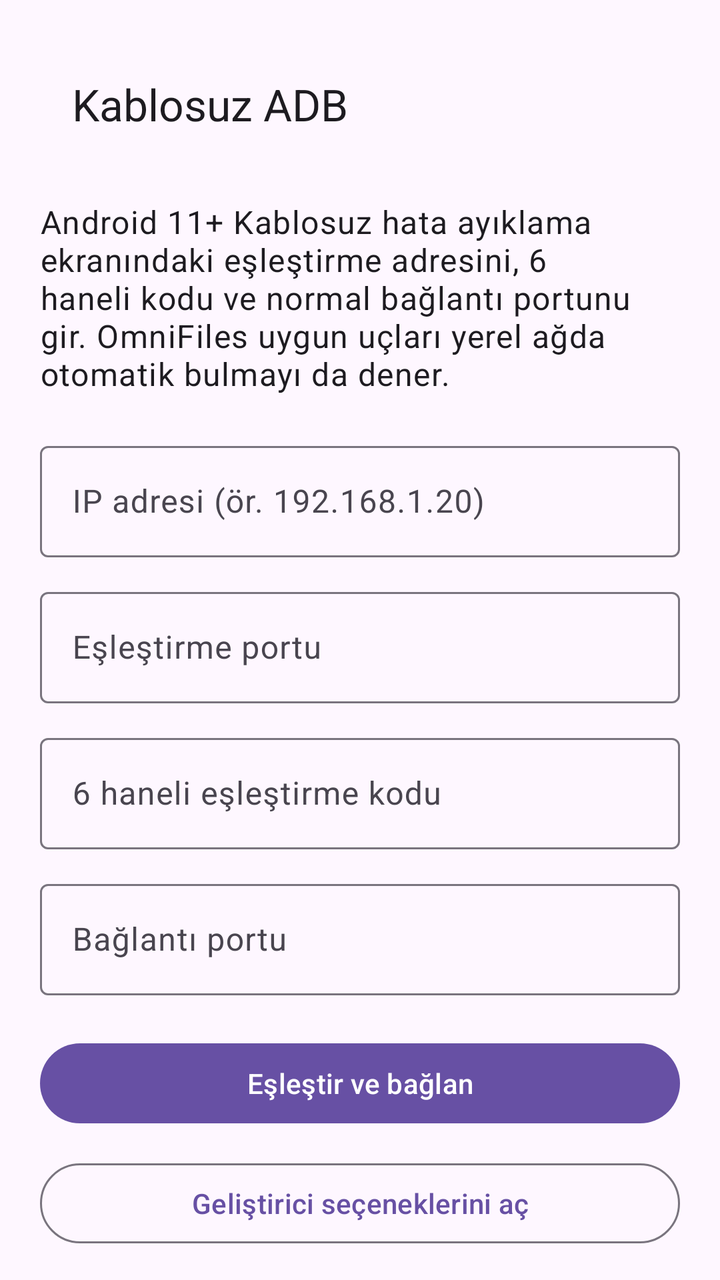
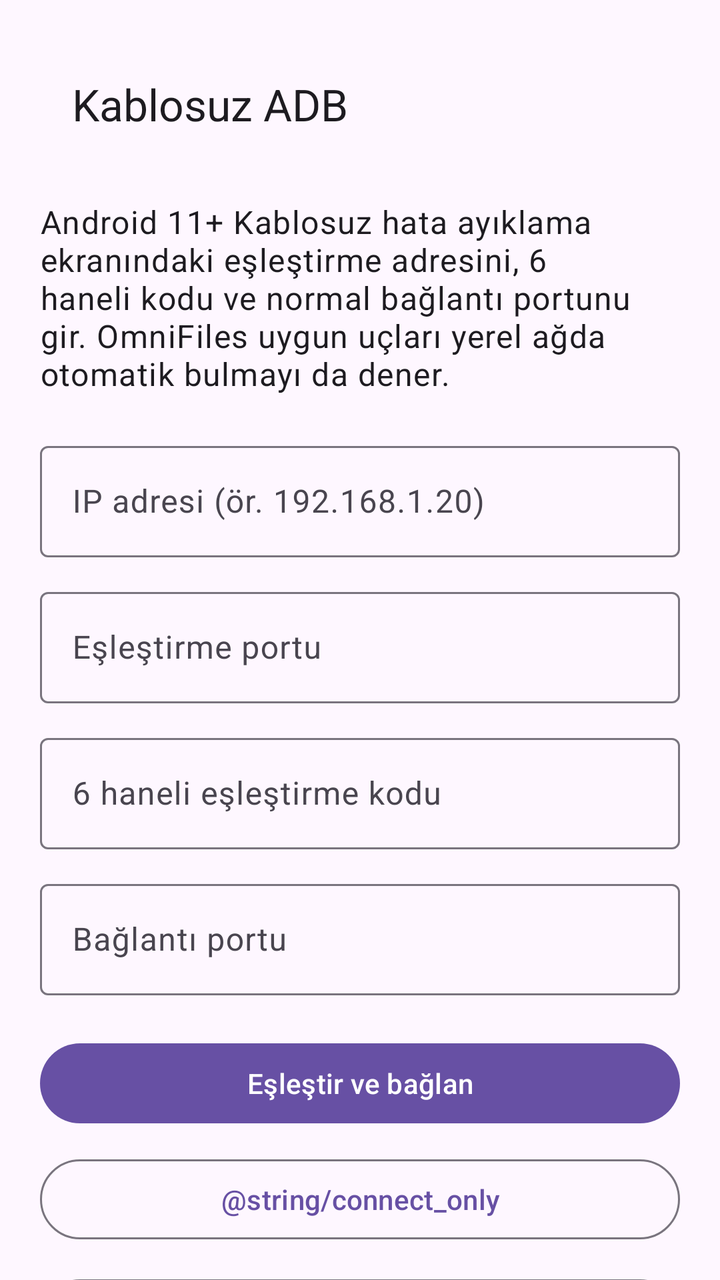

An Android layout rendered at two revisions. The XML below is the earlier revision; the diff shows what the commit changed to produce the second picture.
<!-- AndroidManifest.xml: application theme Theme.OmniFiles -->
<!-- res/layout/activity_adb_pairing.xml -->
<?xml version="1.0" encoding="utf-8"?>
<androidx.core.widget.NestedScrollView xmlns:android="http://schemas.android.com/apk/res/android"
    xmlns:app="http://schemas.android.com/apk/res-auto"
    android:id="@+id/root"
    android:layout_width="match_parent"
    android:layout_height="match_parent"
    android:clipToPadding="false">

    <LinearLayout
        android:layout_width="match_parent"
        android:layout_height="wrap_content"
        android:orientation="vertical"
        android:padding="20dp">

        <com.google.android.material.appbar.MaterialToolbar
            android:id="@+id/toolbar"
            android:layout_width="match_parent"
            android:layout_height="wrap_content"
            app:title="@string/adb_title" />

        <TextView
            android:layout_width="match_parent"
            android:layout_height="wrap_content"
            android:layout_marginTop="16dp"
            android:text="@string/adb_help"
            android:textAppearance="?attr/textAppearanceBodyLarge" />

        <com.google.android.material.textfield.TextInputLayout
            android:layout_width="match_parent"
            android:layout_height="wrap_content"
            android:layout_marginTop="20dp"
            android:hint="@string/host_hint">
            <com.google.android.material.textfield.TextInputEditText
                android:id="@+id/hostInput"
                android:layout_width="match_parent"
                android:layout_height="wrap_content"
                android:inputType="textUri" />
        </com.google.android.material.textfield.TextInputLayout>

        <com.google.android.material.textfield.TextInputLayout
            android:layout_width="match_parent"
            android:layout_height="wrap_content"
            android:layout_marginTop="12dp"
            android:hint="@string/pair_port_hint">
            <com.google.android.material.textfield.TextInputEditText
                android:id="@+id/pairPortInput"
                android:layout_width="match_parent"
                android:layout_height="wrap_content"
                android:inputType="number" />
        </com.google.android.material.textfield.TextInputLayout>

        <com.google.android.material.textfield.TextInputLayout
            android:layout_width="match_parent"
            android:layout_height="wrap_content"
            android:layout_marginTop="12dp"
            android:hint="@string/pair_code_hint">
            <com.google.android.material.textfield.TextInputEditText
                android:id="@+id/codeInput"
                android:layout_width="match_parent"
                android:layout_height="wrap_content"
                android:inputType="numberPassword"
                android:maxLength="6" />
        </com.google.android.material.textfield.TextInputLayout>

        <com.google.android.material.textfield.TextInputLayout
            android:layout_width="match_parent"
            android:layout_height="wrap_content"
            android:layout_marginTop="12dp"
            android:hint="@string/connect_port_hint">
            <com.google.android.material.textfield.TextInputEditText
                android:id="@+id/connectPortInput"
                android:layout_width="match_parent"
                android:layout_height="wrap_content"
                android:inputType="number" />
        </com.google.android.material.textfield.TextInputLayout>

        <com.google.android.material.button.MaterialButton
            android:id="@+id/pairButton"
            android:layout_width="match_parent"
            android:layout_height="wrap_content"
            android:layout_marginTop="20dp"
            android:text="@string/pair_and_connect" />

        <com.google.android.material.button.MaterialButton
            android:id="@+id/settingsButton"
            style="@style/Widget.Material3.Button.OutlinedButton"
            android:layout_width="match_parent"
            android:layout_height="wrap_content"
            android:layout_marginTop="12dp"
            android:text="@string/open_developer_settings" />

        <TextView
            android:id="@+id/resultText"
            android:layout_width="match_parent"
            android:layout_height="wrap_content"
            android:layout_marginTop="16dp"
            android:textAppearance="?attr/textAppearanceBodyMedium" />
    </LinearLayout>
</androidx.core.widget.NestedScrollView>
<!-- resources referenced by this layout -->
<resources>
  <string name="adb_help">Android 11+ Kablosuz hata ayıklama ekranındaki eşleştirme adresini, 6 haneli kodu ve normal bağlantı portunu gir. OmniFiles uygun uçları yerel ağda otomatik bulmayı da dener.</string>
  <string name="adb_title">Kablosuz ADB</string>
  <string name="connect_port_hint">Bağlantı portu</string>
  <string name="host_hint">IP adresi (ör. 192.168.1.20)</string>
  <string name="open_developer_settings">Geliştirici seçeneklerini aç</string>
  <string name="pair_and_connect">Eşleştir ve bağlan</string>
  <string name="pair_code_hint">6 haneli eşleştirme kodu</string>
  <string name="pair_port_hint">Eşleştirme portu</string>
  <style name="Theme.OmniFiles" parent="Theme.Material3.DayNight.NoActionBar">
          <item name="android:windowActionModeOverlay">true</item>
          <item name="android:windowLightStatusBar" tools:targetApi="m">?attr/isLightTheme</item>
          <item name="android:navigationBarColor">@android:color/transparent</item>
          <item name="android:statusBarColor">@android:color/transparent</item>
      </style>
</resources>

<!-- the commit's change to res/layout/activity_adb_pairing.xml (unified diff, before → after) -->
@@ -82,6 +82,14 @@
             android:text="@string/pair_and_connect" />
 
         <com.google.android.material.button.MaterialButton
+            android:id="@+id/connectButton"
+            style="@style/Widget.Material3.Button.OutlinedButton"
+            android:layout_width="match_parent"
+            android:layout_height="wrap_content"
+            android:layout_marginTop="10dp"
+            android:text="@string/connect_only" />
+
+        <com.google.android.material.button.MaterialButton
             android:id="@+id/settingsButton"
             style="@style/Widget.Material3.Button.OutlinedButton"
             android:layout_width="match_parent"
